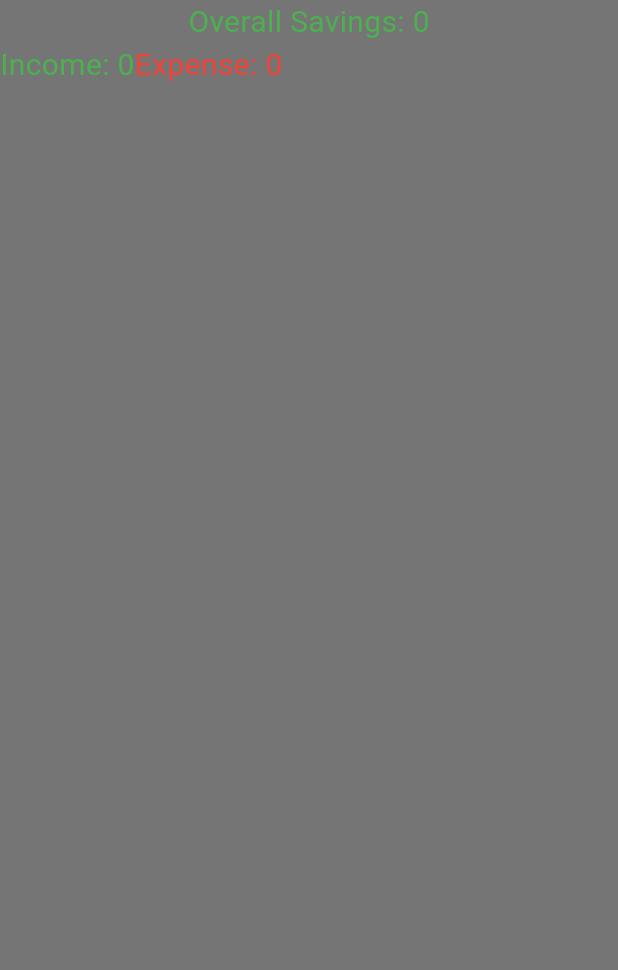
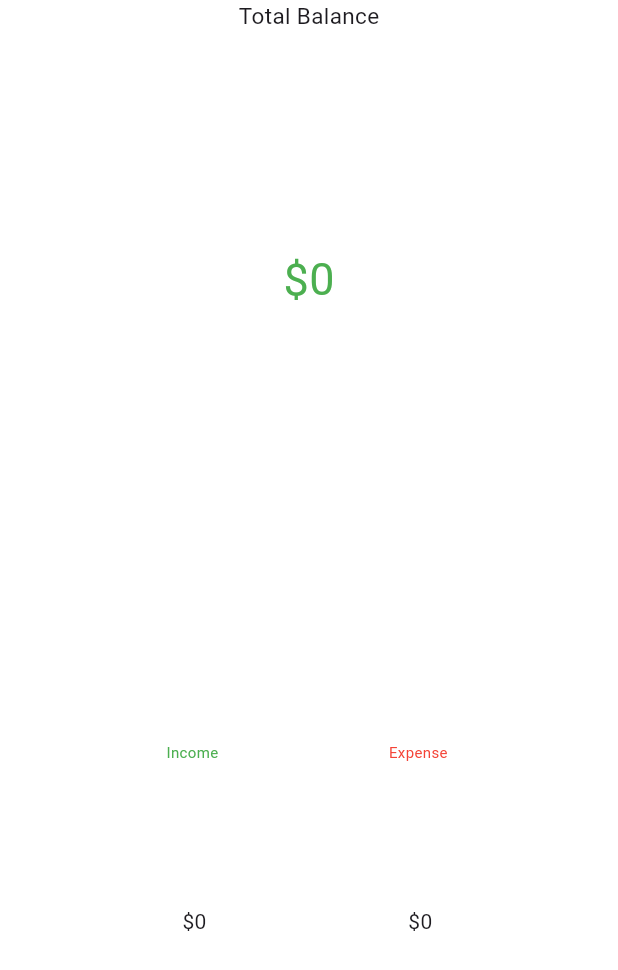
Before and after one commit to AryanMan12/Personal-Expense-Manager, a Flutter app: the ExpenseSummary widget shown alone on an empty page, opened directly with empty values, on a phone screen of 412 x 824 dp. Shown: the top 970 px of the screen. Run offline on Flutter 3.47's test engine with Material 3 defaults, Android fonts, the phone set to English and light mode, and no system bars; missing offline and left inert: flutter_guid.

Commit message:
started working on basic ui

```diff
--- a/lib/common/widget/expense_card.dart
+++ b/lib/common/widget/expense_card.dart
@@ -16,6 +16,8 @@ class _ExpenseCardState extends State<ExpenseCard> {
   Widget build(BuildContext context) {
     Color amountColor =
         (widget.transaction.isExpense ? Colors.red : Colors.green);
+    String Currency = "\$";
+
     return Container(
       // height: 70,
       padding: const EdgeInsets.symmetric(
@@ -52,7 +54,7 @@ class _ExpenseCardState extends State<ExpenseCard> {
               ),
               Spacer(),
               Text(
-                "\$" + widget.transaction.amount.toString(),
+                Currency + widget.transaction.amount.toString(),
                 style: TextStyle(
                   color: amountColor,
                   fontSize: 20,
--- a/lib/common/widget/expense_summary.dart
+++ b/lib/common/widget/expense_summary.dart
@@ -3,7 +3,9 @@ import 'package:flutter/material.dart';
 class ExpenseSummary extends StatefulWidget {
   int totalIncome = 0;
   int totalExpense = 0;
-  ExpenseSummary({Key? key, required this.totalIncome, required this.totalExpense}):super(key:key);
+  ExpenseSummary(
+      {Key? key, required this.totalIncome, required this.totalExpense})
+      : super(key: key);
 
   @override
   State<ExpenseSummary> createState() => _ExpenseSummaryState();
@@ -13,29 +15,78 @@ class _ExpenseSummaryState extends State<ExpenseSummary> {
   @override
   Widget build(BuildContext context) {
     int savings = widget.totalIncome - widget.totalExpense;
+    String Currency = "\$";
 
-    return Container(
-      height: 100,
-      child: Column(
-        children: [
-          Text("Overall Savings: "+savings.toString(),style: TextStyle(
-            color: savings < 0? Colors.red: Colors.green,
-            fontSize: 20,
-          )),
-          Row(
+    return Column(
+      children: [
+        Expanded(
+          flex:1,
+          child: Text(
+            "Total Balance",
+            style: TextStyle(
+              fontSize: 15,
+            ),
+          ),
+        ),
+        Expanded(
+          flex: 2,
+          child: Text(
+            Currency + savings.toString(),
+            style: TextStyle(
+              color: savings < 0 ? Colors.red : Colors.green,
+              fontSize: 30,
+            ),
+          ),
+        ),
+        Expanded(
+          flex: 2,
+          child: Row(
+            mainAxisAlignment: MainAxisAlignment.spaceEvenly,
             children: [
-              Text("Income: "+widget.totalIncome.toString(),style: TextStyle(
-                color: Colors.green,
-                fontSize: 20,
-              ),),
-              Text("Expense: "+widget.totalExpense.toString(),style: TextStyle(
-    color: Colors.red,
-    fontSize: 20,
-    ),)
+              Column(
+                children: [
+                  Expanded(
+                    flex:1,
+                    child: Text(
+                      "Income ",
+                      style: TextStyle(
+                        color: Colors.green,
+                        fontSize: 10,
+                      ),
+                    ),
+                  ),
+                  Expanded(
+                    flex:2,
+                    child: Text(
+                      Currency + widget.totalIncome.toString(),
+                    ),
+                  ),
+                ],
+              ),
+              Column(
+                children: [
+                  Expanded(
+                    flex:1,
+                    child: Text(
+                      "Expense ",
+                      style: TextStyle(
+                        color: Colors.red,
+                        fontSize: 10,
+                      ),
+                    ),
+                  ),
+                  Expanded(
+                    flex:2,
+                    child: Text(
+                      Currency + widget.totalExpense.toString(),
+                    ),
+                  ),
+                ],
+              ),
             ],
-          )
-        ],
-      ),
+          ),
+        )
+      ],
     );
   }
 }
--- a/lib/main.dart
+++ b/lib/main.dart
@@ -14,7 +14,7 @@ class MyApp extends StatelessWidget {
     return MaterialApp(
       debugShowCheckedModeBanner: false,
       title: 'Personal Expense Manager',
-      themeMode: ThemeMode.dark,
+      themeMode: ThemeMode.light,
       theme: Themes.lightTheme,
       darkTheme: Themes.darkTheme,
       home: Scaffold(
@@ -28,6 +28,8 @@ class MyApp extends StatelessWidget {
             BottomNavigationBarItem(icon: Icon(Icons.dashboard), label:"dashboard"),
           ],
         ),
+        floatingActionButton: FloatingActionButton(child: Text("+"),onPressed: ()=>{},),
+        floatingActionButtonLocation: FloatingActionButtonLocation.centerDocked,
       ),
     );
   }
```
Also changed, not shown: lib/screen/home_screen.dart (+62 -19 lines).
